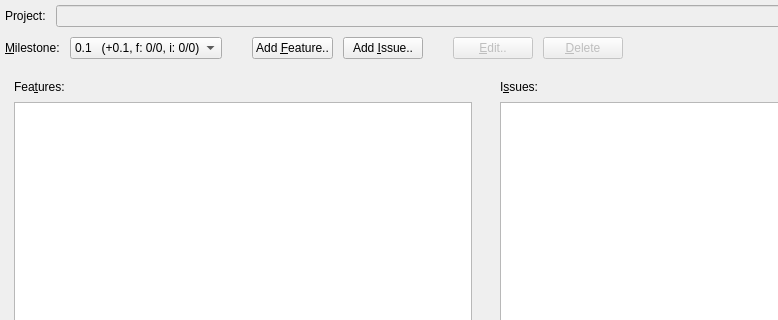
The window that forms/roadmap.ui (skriticos/nelia1) describes before a commit, drawn with Qt 5; both pictures show x 0 to 778 and y 0 to 320 of the 971 by 635 pixel window.
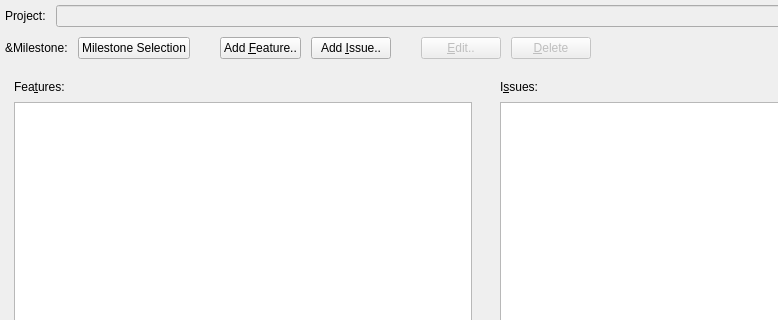
The same window after the commit.

Commit message:
first integration effort
What works:
- Version button is generally working
- Label calculations mostly work

What has to be done:
- We need to integrate this in the MPushButton class,
  so we can intercept the sender() to identify the selected
  milestone version.

```diff
--- a/forms/roadmap.ui
+++ b/forms/roadmap.ui
@@ -88,21 +88,6 @@
         </property>
        </widget>
       </item>
-      <item row="0" column="1">
-       <widget class="QComboBox" name="rmap_combo_milestone">
-        <property name="sizePolicy">
-         <sizepolicy hsizetype="Preferred" vsizetype="Fixed">
-          <horstretch>0</horstretch>
-          <verstretch>0</verstretch>
-         </sizepolicy>
-        </property>
-        <item>
-         <property name="text">
-          <string>0.1   (+0.1, f: 0/0, i: 0/0)</string>
-         </property>
-        </item>
-       </widget>
-      </item>
       <item row="0" column="8">
        <widget class="QPushButton" name="rmap_push_delete">
         <property name="enabled">
@@ -160,8 +145,12 @@
         <property name="text">
          <string>&amp;Milestone:</string>
         </property>
-        <property name="buddy">
-         <cstring>rmap_combo_milestone</cstring>
+       </widget>
+      </item>
+      <item row="0" column="1">
+       <widget class="QPushButton" name="rmap_push_milestone">
+        <property name="text">
+         <string>Milestone Selection</string>
         </property>
        </widget>
       </item>
```
Left out of the diff: 1 changed line with no effect on the pictures. The commit also changes 1 other file.
